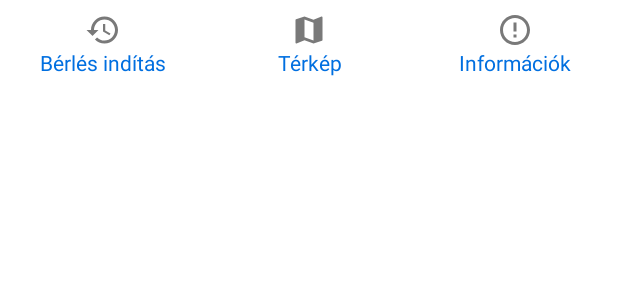
After one commit to peterszabo92/car_sharing, an Android app: the layout bottom_main_menu.xml on its own in the app's theme, with its tools: preview values and no code run, on a phone screen of 412 x 824 dp. The commit adds this screen. Shown: the top 300 px of the screen. Run offline under Robolectric (Android 15) with nearby library versions, the phone set to English and light mode, and no system bars.

Commit message:
Alsó menü létrehozása

```diff
--- a/CarSharing/app/src/main/AndroidManifest.xml
+++ b/CarSharing/app/src/main/AndroidManifest.xml
@@ -2,7 +2,6 @@
 <manifest xmlns:android="http://schemas.android.com/apk/res/android"
     package="hu.szakdolgozat.carsharing">
 
-    <!-- To auto-complete the email text field in the login form with the user's emails -->
     <uses-permission android:name="android.permission.ACCESS_COARSE_LOCATION" />
     <uses-permission android:name="android.permission.ACCESS_FINE_LOCATION" />
     <uses-permission android:name="android.permission.INTERNET" />
@@ -36,6 +35,4 @@
             android:label="@string/app_name"
             android:screenOrientation="portrait" />
     </application>
-
-
 </manifest>
--- a/CarSharing/app/src/main/java/hu/szakdolgozat/carsharing/activity/MainActivity.java
+++ b/CarSharing/app/src/main/java/hu/szakdolgozat/carsharing/activity/MainActivity.java
@@ -3,9 +3,12 @@ package hu.szakdolgozat.carsharing.activity;
 import android.os.Bundle;
 import android.support.annotation.NonNull;
 import android.support.v4.app.Fragment;
+import android.widget.TextView;
 
 import com.hannesdorfmann.mosby.mvp.MvpActivity;
 
+import butterknife.BindView;
+import butterknife.ButterKnife;
 import hu.szakdolgozat.carsharing.R;
 import hu.szakdolgozat.carsharing.login.LoginFragment;
 import hu.szakdolgozat.carsharing.login.LoginPresenter;
@@ -14,10 +17,23 @@ import hu.szakdolgozat.carsharing.map.MainMapPresenter;
 
 public class MainActivity extends MvpActivity<MainActivityView, MainActivityPresenter> implements MainActivityView {
 
+    @BindView(R.id.bottom_menu_item_center)
+    TextView menuItemCenter;
+    @BindView(R.id.bottom_menu_item_left)
+    TextView menuItemLeft;
+    @BindView(R.id.bottom_menu_item_right)
+    TextView menuItemRight;
+
     @Override
     protected void onCreate(Bundle savedInstanceState) {
         super.onCreate(savedInstanceState);
         setContentView(R.layout.activity_main);
+        init();
+    }
+
+    private void init() {
+        ButterKnife.bind(this);
+        menuItemCenter.getCompoundDrawables()[1].setLevel(1);
     }
 
     @Override
@@ -38,7 +54,7 @@ public class MainActivity extends MvpActivity<MainActivityView, MainActivityPres
         loginFragment.injectPresenter(new LoginPresenter()); // Inject login fragment's presenter here
         getSupportFragmentManager()
                 .beginTransaction()
-                .replace(R.id.main_fragment_container, loginFragment, null)
+                .replace(R.id.fullscreen_fragment_container, loginFragment, null)
                 .commit();
     }
 
@@ -52,5 +68,4 @@ public class MainActivity extends MvpActivity<MainActivityView, MainActivityPres
                 .commit();
     }
 
-
 }
--- a/CarSharing/app/src/main/java/hu/szakdolgozat/carsharing/activity/SplashActivity.java
+++ b/CarSharing/app/src/main/java/hu/szakdolgozat/carsharing/activity/SplashActivity.java
@@ -63,14 +63,9 @@ public class SplashActivity extends AppCompatActivity {
     public void onRequestPermissionsResult(int requestCode, @NonNull String[] permissions, @NonNull int[] grantResults) {
         switch (requestCode) {
             case 1: {
-                // If request is cancelled, the result arrays are empty.
                 if (grantResults.length > 0 && grantResults[0] == PackageManager.PERMISSION_GRANTED) {
                     startMainActivity();
-                    // permission was granted, yay! Do the
-                    // contacts-related task you need to do.
                 } else {
-                    // permission denied, boo! Disable the
-                    // functionality that depends on this permission.
                     Toast.makeText(this, "Pozíció engedély szükséges az alkalmazás használatához", Toast.LENGTH_SHORT).show();
                     new Handler().postDelayed(new Runnable() {
                         @Override
--- a/CarSharing/app/src/main/java/hu/szakdolgozat/carsharing/map/MainMapFragment.java
+++ b/CarSharing/app/src/main/java/hu/szakdolgozat/carsharing/map/MainMapFragment.java
@@ -14,11 +14,11 @@ import com.google.android.gms.maps.OnMapReadyCallback;
 import com.google.android.gms.maps.model.LatLng;
 import com.hannesdorfmann.mosby.mvp.MvpFragment;
 
+import butterknife.ButterKnife;
 import hu.szakdolgozat.carsharing.R;
 
 
 public class MainMapFragment extends MvpFragment<MainMapView, MainMapPresenter> implements MainMapView, OnMapReadyCallback {
-
 
     public void injectPresenter(MainMapPresenter presenter) {
         this.presenter = presenter;
@@ -28,7 +28,12 @@ public class MainMapFragment extends MvpFragment<MainMapView, MainMapPresenter>
     @Override
     public View onCreateView(LayoutInflater inflater, @Nullable ViewGroup container, @Nullable Bundle savedInstanceState) {
         View root = inflater.inflate(R.layout.fragment_main_map, container, false);
+        init(root);
         return root;
+    }
+
+    private void init(View view) {
+        ButterKnife.bind(this, view);
     }
 
     @Override
@@ -50,4 +55,5 @@ public class MainMapFragment extends MvpFragment<MainMapView, MainMapPresenter>
         LatLng BUDAPEST = new LatLng(47.49, 19.06);
         googleMap.moveCamera(CameraUpdateFactory.newLatLngZoom(BUDAPEST, 10));
     }
+
 }
--- /dev/null
+++ b/CarSharing/app/src/main/res/drawable-xxhdpi/ic_map_enabled.xml
@@ -0,0 +1,9 @@
+<vector xmlns:android="http://schemas.android.com/apk/res/android"
+        android:width="24dp"
+        android:height="24dp"
+        android:viewportWidth="24.0"
+        android:viewportHeight="24.0">
+    <path
+        android:fillColor="@color/bottom_menu_item_enabled"
+        android:pathData="M20.5,3l-0.16,0.03L15,5.1 9,3 3.36,4.9c-0.21,0.07 -0.36,0.25 -0.36,0.48V20.5c0,0.28 0.22,0.5 0.5,0.5l0.16,-0.03L9,18.9l6,2.1 5.64,-1.9c0.21,-0.07 0.36,-0.25 0.36,-0.48V3.5c0,-0.28 -0.22,-0.5 -0.5,-0.5zM15,19l-6,-2.11V5l6,2.11V19z"/>
+</vector>
--- /dev/null
+++ b/CarSharing/app/src/main/res/drawable/ic_error_outline_disabled.xml
@@ -0,0 +1,9 @@
+<vector xmlns:android="http://schemas.android.com/apk/res/android"
+        android:width="24dp"
+        android:height="24dp"
+        android:viewportWidth="24.0"
+        android:viewportHeight="24.0">
+    <path
+        android:fillColor="@color/bottom_menu_item_disabled"
+        android:pathData="M11,15h2v2h-2zM11,7h2v6h-2zM11.99,2C6.47,2 2,6.48 2,12s4.47,10 9.99,10C17.52,22 22,17.52 22,12S17.52,2 11.99,2zM12,20c-4.42,0 -8,-3.58 -8,-8s3.58,-8 8,-8 8,3.58 8,8 -3.58,8 -8,8z"/>
+</vector>
--- /dev/null
+++ b/CarSharing/app/src/main/res/drawable/ic_map_disabled.xml
@@ -0,0 +1,9 @@
+<vector xmlns:android="http://schemas.android.com/apk/res/android"
+        android:width="24dp"
+        android:height="24dp"
+        android:viewportWidth="24.0"
+        android:viewportHeight="24.0">
+    <path
+        android:fillColor="@color/bottom_menu_item_disabled"
+        android:pathData="M20.5,3l-0.16,0.03L15,5.1 9,3 3.36,4.9c-0.21,0.07 -0.36,0.25 -0.36,0.48V20.5c0,0.28 0.22,0.5 0.5,0.5l0.16,-0.03L9,18.9l6,2.1 5.64,-1.9c0.21,-0.07 0.36,-0.25 0.36,-0.48V3.5c0,-0.28 -0.22,-0.5 -0.5,-0.5zM15,19l-6,-2.11V5l6,2.11V19z"/>
+</vector>
--- /dev/null
+++ b/CarSharing/app/src/main/res/drawable/ic_restore.xml
@@ -0,0 +1,9 @@
+<vector xmlns:android="http://schemas.android.com/apk/res/android"
+        android:width="24dp"
+        android:height="24dp"
+        android:viewportWidth="24.0"
+        android:viewportHeight="24.0">
+    <path
+        android:fillColor="@color/bottom_menu_item_disabled"
+        android:pathData="M13,3c-4.97,0 -9,4.03 -9,9L1,12l3.89,3.89 0.07,0.14L9,12L6,12c0,-3.87 3.13,-7 7,-7s7,3.13 7,7 -3.13,7 -7,7c-1.93,0 -3.68,-0.79 -4.94,-2.06l-1.42,1.42C8.27,19.99 10.51,21 13,21c4.97,0 9,-4.03 9,-9s-4.03,-9 -9,-9zM12,8v5l4.28,2.54 0.72,-1.21 -3.5,-2.08L13.5,8L12,8z"/>
+</vector>
--- /dev/null
+++ b/CarSharing/app/src/main/res/drawable/icon_menu_info.xml
@@ -0,0 +1,14 @@
+<?xml version="1.0" encoding="utf-8"?>
+<level-list xmlns:android="http://schemas.android.com/apk/res/android">
+
+    <item
+        android:drawable="@drawable/ic_error_outline_disabled"
+        android:minLevel="0"
+        android:maxLevel="0"/>
+
+    <item
+        android:drawable="@drawable/ic_error_outline_disabled"
+        android:minLevel="1"
+        android:maxLevel="1"/>
+
+</level-list>
--- /dev/null
+++ b/CarSharing/app/src/main/res/drawable/icon_menu_map.xml
@@ -0,0 +1,14 @@
+<?xml version="1.0" encoding="utf-8"?>
+<level-list xmlns:android="http://schemas.android.com/apk/res/android">
+
+    <item
+        android:drawable="@drawable/ic_map_disabled"
+        android:minLevel="0"
+        android:maxLevel="0"/>
+
+    <item
+        android:drawable="@drawable/ic_map_enabled"
+        android:minLevel="1"
+        android:maxLevel="1"/>
+
+</level-list>
--- /dev/null
+++ b/CarSharing/app/src/main/res/drawable/icon_menu_reserve.xml
@@ -0,0 +1,14 @@
+<?xml version="1.0" encoding="utf-8"?>
+<level-list xmlns:android="http://schemas.android.com/apk/res/android">
+
+    <item
+        android:drawable="@drawable/ic_restore"
+        android:maxLevel="0"
+        android:minLevel="0" />
+
+    <item
+        android:drawable="@drawable/ic_restore"
+        android:maxLevel="1"
+        android:minLevel="1" />
+
+</level-list>
--- a/CarSharing/app/src/main/res/layout/activity_main.xml
+++ b/CarSharing/app/src/main/res/layout/activity_main.xml
@@ -1,7 +1,29 @@
 <?xml version="1.0" encoding="utf-8"?>
-<FrameLayout xmlns:android="http://schemas.android.com/apk/res/android"
+<RelativeLayout xmlns:android="http://schemas.android.com/apk/res/android"
     xmlns:tools="http://schemas.android.com/tools"
-    android:id="@+id/main_fragment_container"
     android:layout_width="match_parent"
     android:layout_height="match_parent"
-    tools:context="hu.szakdolgozat.carsharing.activity.MainActivity"/>
+    tools:context="hu.szakdolgozat.carsharing.activity.MainActivity">
+
+    <include
+        android:id="@+id/bottom_menu"
+        layout="@layout/bottom_main_menu"
+        android:layout_width="match_parent"
+        android:layout_height="60dp"
+        android:layout_alignParentBottom="true"
+        android:layout_alignParentStart="true" />
+
+    <FrameLayout
+        android:id="@+id/main_fragment_container"
+        android:layout_width="match_parent"
+        android:layout_height="match_parent"
+        android:layout_above="@+id/bottom_menu"
+        android:layout_alignParentStart="true"
+        android:layout_alignParentTop="true" />
+
+    <FrameLayout
+        android:id="@+id/fullscreen_fragment_container"
+        android:layout_width="match_parent"
+        android:layout_height="match_parent"/>
+
+</RelativeLayout>
--- /dev/null
+++ b/CarSharing/app/src/main/res/layout/bottom_main_menu.xml
@@ -0,0 +1,39 @@
+<?xml version="1.0" encoding="utf-8"?>
+<LinearLayout xmlns:android="http://schemas.android.com/apk/res/android"
+    android:layout_width="match_parent"
+    android:layout_height="60dp"
+    android:gravity="center"
+    android:orientation="horizontal"
+    android:weightSum="3">
+
+    <TextView
+        android:id="@+id/bottom_menu_item_left"
+        android:layout_width="0dp"
+        android:layout_height="wrap_content"
+        android:layout_weight="1"
+        android:drawableTop="@drawable/icon_menu_reserve"
+        android:gravity="center"
+        android:text="@string/bottom_menu_start_rent"
+        android:textColor="@color/bottom_menu_item_enabled" />
+
+    <TextView
+        android:id="@+id/bottom_menu_item_center"
+        android:layout_width="0dp"
+        android:layout_height="wrap_content"
+        android:layout_weight="1"
+        android:drawableTop="@drawable/icon_menu_map"
+        android:gravity="center"
+        android:text="@string/bottom_menu_map"
+        android:textColor="@color/bottom_menu_item_enabled" />
+
+    <TextView
+        android:id="@+id/bottom_menu_item_right"
+        android:layout_width="0dp"
+        android:layout_height="wrap_content"
+        android:layout_weight="1"
+        android:drawableTop="@drawable/icon_menu_info"
+        android:gravity="center"
+        android:text="@string/bottom_menu_info"
+        android:textColor="@color/bottom_menu_item_enabled" />
+
+</LinearLayout>
--- a/CarSharing/app/src/main/res/values/colors.xml
+++ b/CarSharing/app/src/main/res/values/colors.xml
@@ -6,4 +6,6 @@
 
     <color name="white">#FFFFFF</color>
     <color name="edittext_bg">#F7F7F7</color>
+    <color name="bottom_menu_item_disabled">#797979</color>
+    <color name="bottom_menu_item_enabled">#006fe0</color>
 </resources>
--- a/CarSharing/app/src/main/res/values/strings.xml
+++ b/CarSharing/app/src/main/res/values/strings.xml
@@ -16,4 +16,7 @@
     <string name="user_name_edittext">Felhasználónév:</string>
     <string name="password_edittext">Jelszó:</string>
     <string name="login">Bejelentkezés</string>
+    <string name="bottom_menu_map">Térkép</string>
+    <string name="bottom_menu_start_rent">Bérlés indítás</string>
+    <string name="bottom_menu_info">Információk</string>
 </resources>
```
